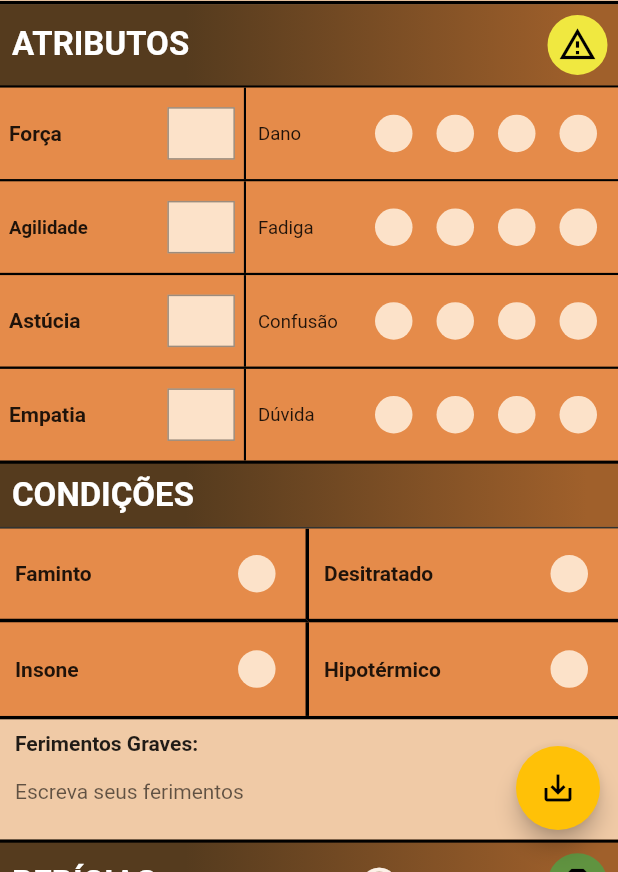
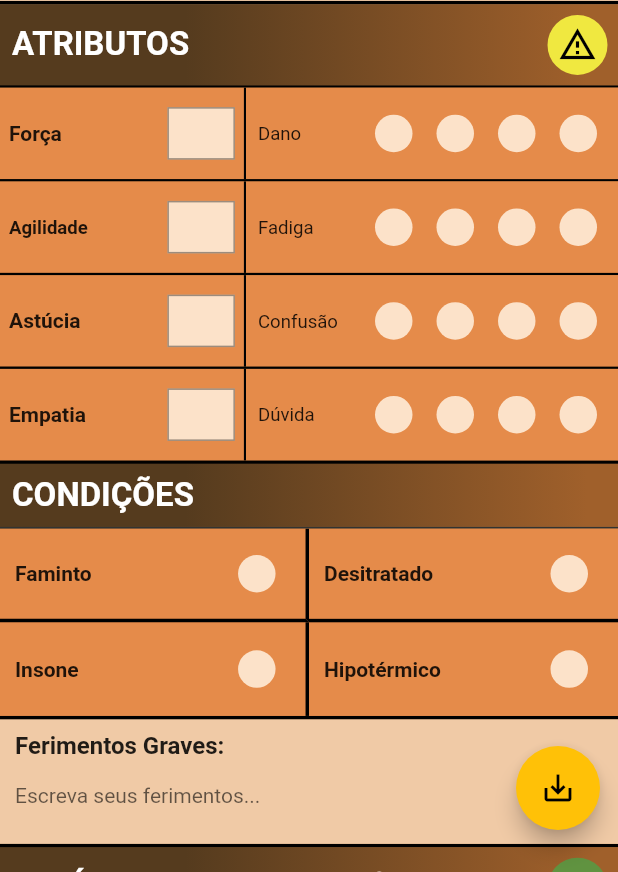
Before and after one commit to murilinhoPs/ficha_mutante_ano_zero, a Flutter app: the screen it shows after launch, on a phone screen of 412 x 824 dp, the part 364-1236 px from its top. Run offline on Flutter 3.47's test engine with Material 2 defaults, Android fonts, the phone set to English and light mode, and no system bars; drawn by our look-alikes of screenshot; our stand-ins replace image_gallery_saver, pdf, permission_handler, printing, shared_preferences.

Commit message:
Change Wounds to extends from BlankNotebookWidget

```diff
--- a/lib/src/modules/first_page/components/conditions/wounds.dart
+++ b/lib/src/modules/first_page/components/conditions/wounds.dart
@@ -1,36 +1,10 @@
-import 'package:flutter/material.dart';
-import 'package:ficha_mutante_ano_zero/src/global/colors.dart';
-import 'package:ficha_mutante_ano_zero/src/widgets/text_inputs/resizible_input.dart';
+import 'package:ficha_mutante_ano_zero/src/widgets/notebook/blank_notebook_widget.dart';
 
-class Wounds extends StatelessWidget {
-  @override
-  Widget build(BuildContext context) {
-    return Container(
-      color: AppColors.lightOrange,
-      padding: const EdgeInsets.symmetric(horizontal: 10.0, vertical: 8.0),
-      child: Column(
-        mainAxisSize: MainAxisSize.min,
-        crossAxisAlignment: CrossAxisAlignment.start,
-        children: [
-          Row(
-            mainAxisAlignment: MainAxisAlignment.spaceBetween,
-            children: [
-              Text(
-                'Ferimentos Graves:',
-                style: TextStyle(
-                  fontWeight: FontWeight.bold,
-                  fontSize: 14.0,
-                ),
-              ),
-            ],
-          ),
-          ResizableInput(
-            fontSize: 14,
-            hintText: 'Escreva seus ferimentos',
-            keySharedPrefs: 'wounds',
-          )
-        ], // one ok rock
-      ),
-    );
-  }
+class Wounds extends BlankNotebookWidget {
+  Wounds()
+      : super(
+          notebookTitle: 'Ferimentos Graves',
+          hintText: 'Escreva seus ferimentos...',
+          keyToSave: 'wounds',
+        );
 }
```
